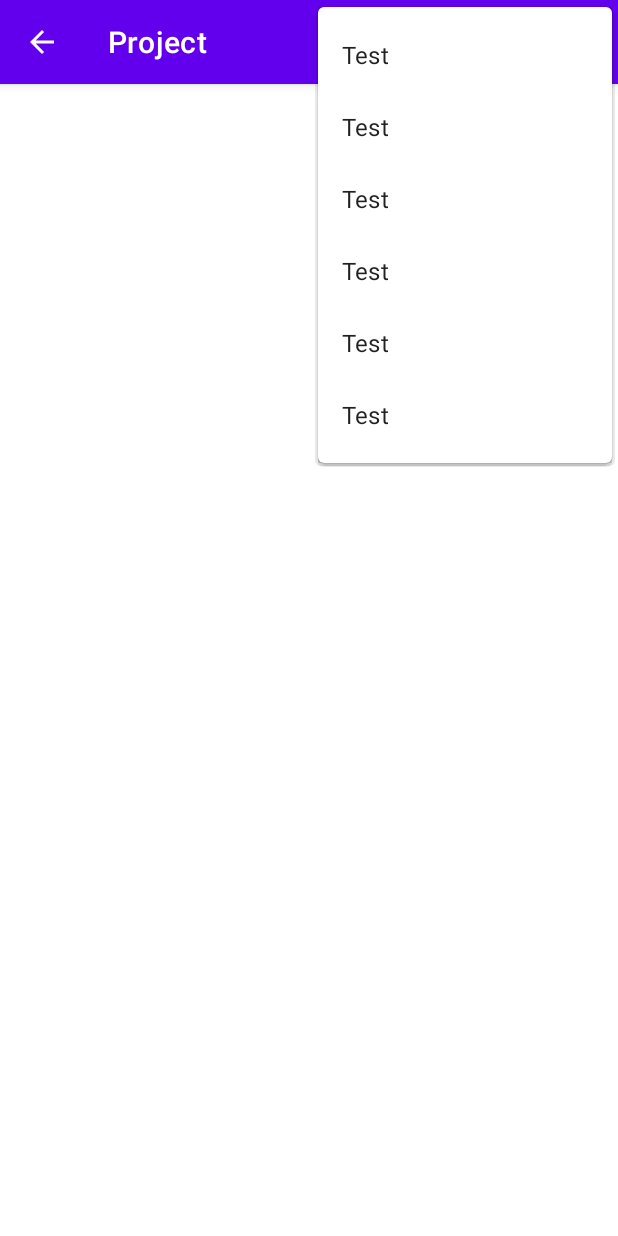
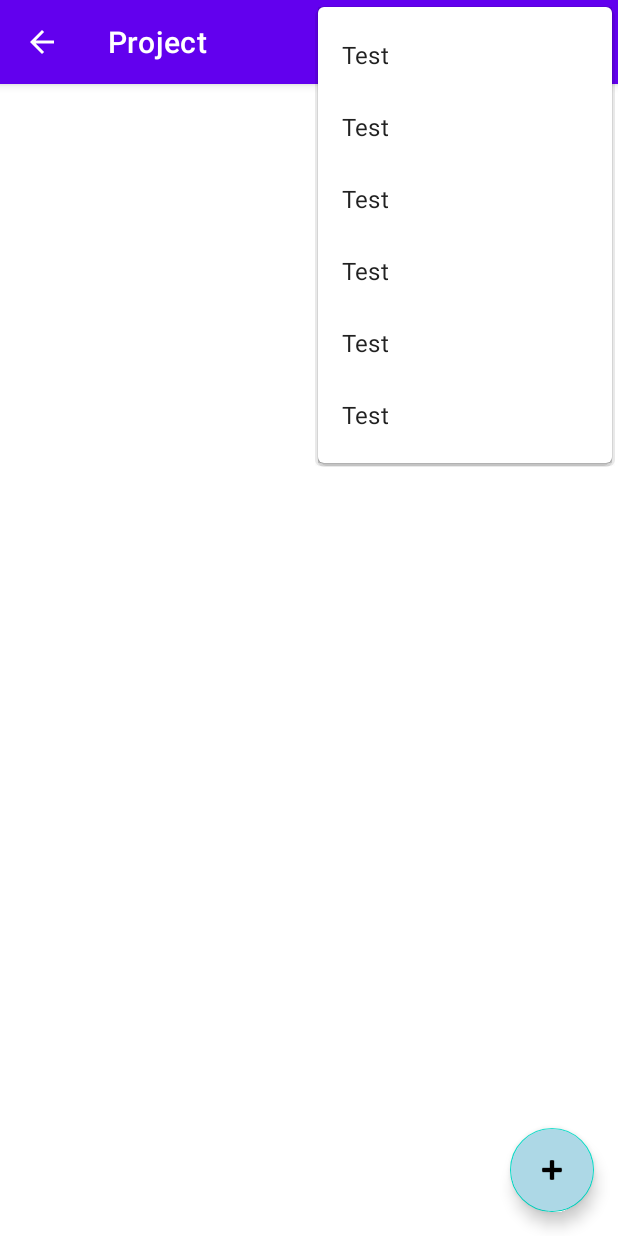
Before and after one commit to hauphanlvc/DoAnNT118, an Android app: the MainActivityProject screen opened directly, with no data from a screen before it, with the options menu open, on a phone screen of 412 x 824 dp. Run offline under Robolectric (Android 15) with nearby library versions, the light colour scheme and no system bars.

Commit message:
layout project

```diff
--- a/app/src/main/res/layout/project_activity.xml
+++ b/app/src/main/res/layout/project_activity.xml
@@ -1,7 +1,8 @@
 <?xml version="1.0" encoding="utf-8"?>
-<LinearLayout xmlns:android="http://schemas.android.com/apk/res/android"
+<androidx.constraintlayout.widget.ConstraintLayout xmlns:android="http://schemas.android.com/apk/res/android"
     android:layout_width="match_parent"
-    android:layout_height="match_parent">
+    android:layout_height="match_parent"
+    xmlns:app="http://schemas.android.com/apk/res-auto">
 
     <androidx.recyclerview.widget.RecyclerView
         android:layout_width="match_parent"
@@ -9,4 +10,20 @@
 
     </androidx.recyclerview.widget.RecyclerView>
 
-</LinearLayout>
+
+    <com.google.android.material.floatingactionbutton.FloatingActionButton
+        android:id="@+id/add"
+        android:layout_width="wrap_content"
+        android:layout_height="wrap_content"
+        android:layout_gravity="bottom|end"
+        android:layout_margin="16dp"
+        android:layout_marginEnd="16dp"
+        android:layout_marginBottom="16dp"
+        android:backgroundTint="@color/LightBlue"
+        app:layout_constraintBottom_toBottomOf="parent"
+        app:layout_constraintEnd_toEndOf="parent"
+        app:srcCompat="@android:drawable/ic_input_add"
+        android:focusable="true"
+        />
+
+</androidx.constraintlayout.widget.ConstraintLayout>
--- a/app/src/main/res/menu/menu_project.xml
+++ b/app/src/main/res/menu/menu_project.xml
@@ -4,7 +4,7 @@
 
     <item
         android:id="@+id/menu1"
-        android:icon="@drawable/notification"
+        android:icon="@drawable/ic_notifications"
         android:title="Menu 2"
         app:showAsAction="always" />
     <item
```
Also changed, not shown: app/src/main/res/layout/layout_project_item.xml (added, +22 -0 lines).
